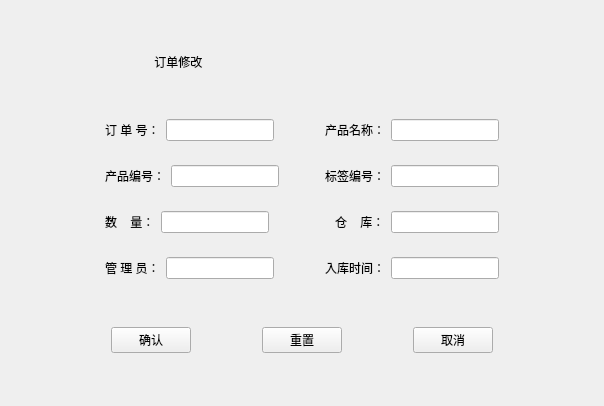
Before: the Qt Designer form Deca/views/storage_modify2.ui in summerfll/wms, drawn with Qt 5.
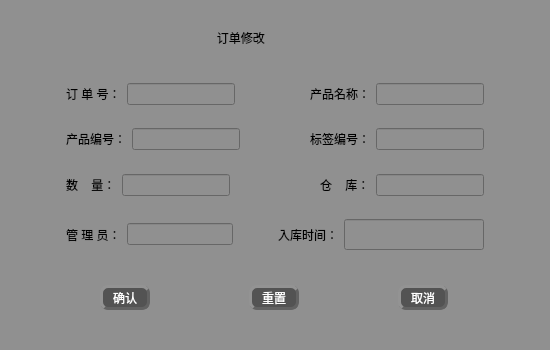
After: the same form once the commit is applied. Icons and pictures are not drawn.

The edit to the form file:
```diff
--- a/Deca/views/storage_modify2.ui
+++ b/Deca/views/storage_modify2.ui
@@ -6,67 +6,37 @@
    <rect>
     <x>0</x>
     <y>0</y>
-    <width>604</width>
-    <height>406</height>
+    <width>550</width>
+    <height>350</height>
    </rect>
   </property>
+  <property name="minimumSize">
+   <size>
+    <width>550</width>
+    <height>0</height>
+   </size>
+  </property>
   <property name="maximumSize">
    <size>
-    <width>604</width>
-    <height>406</height>
+    <width>550</width>
+    <height>350</height>
    </size>
   </property>
   <property name="windowTitle">
    <string>Form</string>
   </property>
+  <property name="windowIcon">
+   <iconset>
+    <normalon>:/qt 图标/修改.png</normalon>
+   </iconset>
+  </property>
+  <property name="styleSheet">
+   <string notr="true">font: 75 12pt &quot;楷体&quot;;
+background-color: rgb(144, 144, 144);
+color:rgb(0, 0, 0)</string>
+  </property>
   <layout class="QGridLayout" name="gridLayout">
-   <item row="0" column="2">
-    <spacer name="verticalSpacer_11">
-     <property name="orientation">
-      <enum>Qt::Vertical</enum>
-     </property>
-     <property name="sizeHint" stdset="0">
-      <size>
-       <width>20</width>
-       <height>31</height>
-      </size>
-     </property>
-    </spacer>
-   </item>
-   <item row="1" column="2">
-    <widget class="QLabel" name="label">
-     <property name="text">
-      <string>             订单修改</string>
-     </property>
-    </widget>
-   </item>
-   <item row="2" column="2">
-    <spacer name="verticalSpacer_10">
-     <property name="orientation">
-      <enum>Qt::Vertical</enum>
-     </property>
-     <property name="sizeHint" stdset="0">
-      <size>
-       <width>20</width>
-       <height>31</height>
-      </size>
-     </property>
-    </spacer>
-   </item>
-   <item row="3" column="0">
-    <spacer name="horizontalSpacer_17">
-     <property name="orientation">
-      <enum>Qt::Horizontal</enum>
-     </property>
-     <property name="sizeHint" stdset="0">
-      <size>
-       <width>85</width>
-       <height>20</height>
-      </size>
-     </property>
-    </spacer>
-   </item>
-   <item row="3" column="1" colspan="3">
+   <item row="4" column="1" colspan="3">
     <layout class="QVBoxLayout" name="verticalLayout_3">
      <item>
       <layout class="QHBoxLayout" name="horizontalLayout_11">
@@ -265,6 +235,15 @@
          <property name="enabled">
           <bool>true</bool>
          </property>
+         <property name="font">
+          <font>
+           <family>楷体</family>
+           <pointsize>12</pointsize>
+           <weight>9</weight>
+           <italic>false</italic>
+           <bold>false</bold>
+          </font>
+         </property>
          <property name="layoutDirection">
           <enum>Qt::RightToLeft</enum>
          </property>
@@ -277,20 +256,20 @@
      </item>
     </layout>
    </item>
-   <item row="3" column="4">
+   <item row="4" column="4">
     <spacer name="horizontalSpacer_18">
      <property name="orientation">
       <enum>Qt::Horizontal</enum>
      </property>
      <property name="sizeHint" stdset="0">
       <size>
-       <width>65</width>
+       <width>50</width>
        <height>20</height>
       </size>
      </property>
     </spacer>
    </item>
-   <item row="4" column="2">
+   <item row="5" column="2">
     <spacer name="verticalSpacer_12">
      <property name="orientation">
       <enum>Qt::Vertical</enum>
@@ -303,63 +282,172 @@
      </property>
     </spacer>
    </item>
-   <item row="5" column="0" colspan="2">
-    <spacer name="horizontalSpacer_21">
+   <item row="4" column="0">
+    <spacer name="horizontalSpacer_17">
      <property name="orientation">
       <enum>Qt::Horizontal</enum>
      </property>
      <property name="sizeHint" stdset="0">
       <size>
-       <width>91</width>
+       <width>50</width>
        <height>20</height>
       </size>
      </property>
     </spacer>
    </item>
-   <item row="5" column="2">
+   <item row="0" column="2">
+    <spacer name="verticalSpacer_11">
+     <property name="orientation">
+      <enum>Qt::Vertical</enum>
+     </property>
+     <property name="sizeHint" stdset="0">
+      <size>
+       <width>20</width>
+       <height>20</height>
+      </size>
+     </property>
+    </spacer>
+   </item>
+   <item row="3" column="2">
+    <spacer name="verticalSpacer_10">
+     <property name="orientation">
+      <enum>Qt::Vertical</enum>
+     </property>
+     <property name="sizeHint" stdset="0">
+      <size>
+       <width>20</width>
+       <height>31</height>
+      </size>
+     </property>
+    </spacer>
+   </item>
+   <item row="7" column="2">
+    <spacer name="verticalSpacer_13">
+     <property name="orientation">
+      <enum>Qt::Vertical</enum>
+     </property>
+     <property name="sizeHint" stdset="0">
+      <size>
+       <width>20</width>
+       <height>31</height>
+      </size>
+     </property>
+    </spacer>
+   </item>
+   <item row="6" column="0" colspan="5">
     <layout class="QHBoxLayout" name="horizontalLayout_15">
+     <property name="spacing">
+      <number>10</number>
+     </property>
+     <property name="sizeConstraint">
+      <enum>QLayout::SetDefaultConstraint</enum>
+     </property>
      <item>
       <widget class="QPushButton" name="pushButton">
+       <property name="minimumSize">
+        <size>
+         <width>50</width>
+         <height>25</height>
+        </size>
+       </property>
+       <property name="maximumSize">
+        <size>
+         <width>50</width>
+         <height>25</height>
+        </size>
+       </property>
+       <property name="styleSheet">
+        <string notr="true">QPushButton{
+font: 75 11pt &quot;微软雅黑&quot;;
+color:rgb(255, 255, 255);
+background-color: rgb(83, 83, 83);
+border-radius: 8px;
+border: 3px groove rgb(98, 98, 98);
+border-style: outset;
+}
+QPushButton:pressed{
+border-style: inset;
+}
+QPushButton:hover{
+background-color:rgb(0, 0, 0);
+}
+
+</string>
+       </property>
        <property name="text">
         <string>确认</string>
        </property>
       </widget>
      </item>
-     <item>
-      <spacer name="horizontalSpacer_19">
-       <property name="orientation">
-        <enum>Qt::Horizontal</enum>
-       </property>
-       <property name="sizeHint" stdset="0">
-        <size>
-         <width>40</width>
-         <height>20</height>
-        </size>
-       </property>
-      </spacer>
-     </item>
      <item>
       <widget class="QPushButton" name="pushButton_2">
+       <property name="minimumSize">
+        <size>
+         <width>50</width>
+         <height>25</height>
+        </size>
+       </property>
+       <property name="maximumSize">
+        <size>
+         <width>50</width>
+         <height>25</height>
+        </size>
+       </property>
+       <property name="styleSheet">
+        <string notr="true">QPushButton{
+font: 75 11pt &quot;微软雅黑&quot;;
+color:rgb(255, 255, 255);
+background-color: rgb(83, 83, 83);
+border-radius: 8px;
+border: 3px groove rgb(98, 98, 98);
+border-style: outset;
+}
+QPushButton:pressed{
+border-style: inset;
+}
+QPushButton:hover{
+background-color:rgb(0, 0, 0);
+}
+
+</string>
+       </property>
        <property name="text">
         <string>重置</string>
        </property>
       </widget>
      </item>
-     <item>
-      <spacer name="horizontalSpacer_20">
-       <property name="orientation">
-        <enum>Qt::Horizontal</enum>
-       </property>
-       <property name="sizeHint" stdset="0">
-        <size>
-         <width>40</width>
-         <height>20</height>
-        </size>
-       </property>
-      </spacer>
-     </item>
      <item>
       <widget class="QPushButton" name="pushButton_3">
+       <property name="minimumSize">
+        <size>
+         <width>50</width>
+         <height>25</height>
+        </size>
+       </property>
+       <property name="maximumSize">
+        <size>
+         <width>50</width>
+         <height>25</height>
+        </size>
+       </property>
+       <property name="styleSheet">
+        <string notr="true">QPushButton{
+font: 75 11pt &quot;微软雅黑&quot;;
+color:rgb(255, 255, 255);
+background-color: rgb(83, 83, 83);
+border-radius: 8px;
+border: 3px groove rgb(98, 98, 98);
+border-style: outset;
+}
+QPushButton:pressed{
+border-style: inset;
+}
+QPushButton:hover{
+background-color:rgb(0, 0, 0);
+}
+
+</string>
+       </property>
        <property name="text">
         <string>取消</string>
        </property>
@@ -367,31 +455,15 @@
      </item>
     </layout>
    </item>
-   <item row="5" column="3" colspan="2">
-    <spacer name="horizontalSpacer_22">
-     <property name="orientation">
-      <enum>Qt::Horizontal</enum>
+   <item row="1" column="2">
+    <widget class="QLabel" name="label">
+     <property name="styleSheet">
+      <string notr="true">font: 75 14pt &quot;楷体&quot;;</string>
      </property>
-     <property name="sizeHint" stdset="0">
-      <size>
-       <width>71</width>
-       <height>20</height>
-      </size>
+     <property name="text">
+      <string>   订单修改</string>
      </property>
-    </spacer>
-   </item>
-   <item row="6" column="2">
-    <spacer name="verticalSpacer_13">
-     <property name="orientation">
-      <enum>Qt::Vertical</enum>
-     </property>
-     <property name="sizeHint" stdset="0">
-      <size>
-       <width>20</width>
-       <height>31</height>
-      </size>
-     </property>
-    </spacer>
+    </widget>
    </item>
   </layout>
   <zorder>label</zorder>
```
Left out of the diff: 35 changed lines with no effect on the pictures.
